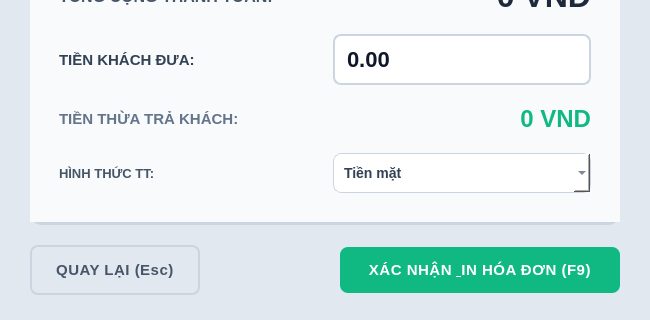
minhtoan3131/stationpos-python-coursework-basic, file app/modules/sale/ui/views/checkout_confirmation.ui: the form before one commit; both pictures show x 0 to 650 and y 591 to 911 of the 650 by 911 pixel window.
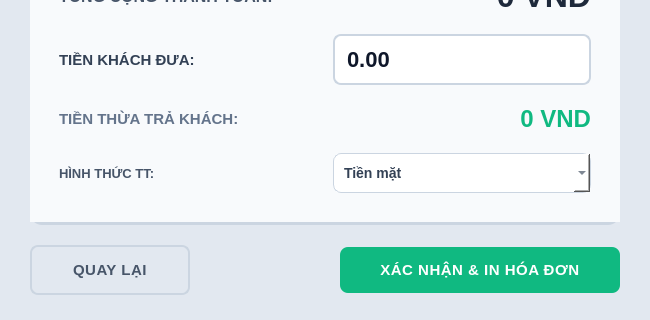
The form after the commit.

What changed in the file:
```diff
--- a/app/modules/sale/ui/views/checkout_confirmation.ui
+++ b/app/modules/sale/ui/views/checkout_confirmation.ui
@@ -33,6 +33,7 @@
         font-weight: 900;
         color: #0f172a;
         letter-spacing: 1px;
+        background-color: #ffffff;
     }
 
     QLabel#lbl_invoice_id {
@@ -47,6 +48,7 @@
     QLabel#lbl_store_info, QLabel#lbl_date {
         color: #475569;
         font-size: 14px;
+        background-color: #ffffff;
     }
 
     /* Bảng chi tiết Bill */
@@ -420,7 +422,7 @@
         </size>
        </property>
        <property name="text">
-        <string>QUAY LẠI (Esc)</string>
+        <string>QUAY LẠI</string>
        </property>
       </widget>
      </item>
@@ -446,7 +448,7 @@
         </size>
        </property>
        <property name="text">
-        <string>XÁC NHẬN &amp; IN HÓA ĐƠN (F9)</string>
+        <string>XÁC NHẬN &amp;&amp; IN HÓA ĐƠN</string>
        </property>
       </widget>
      </item>
```
